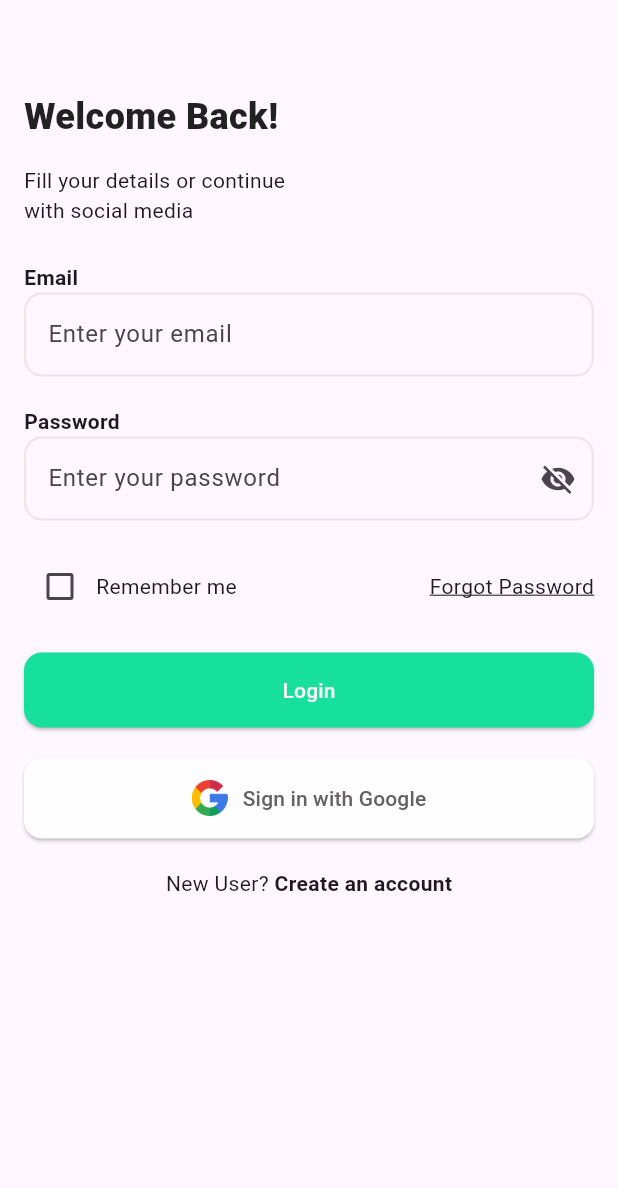
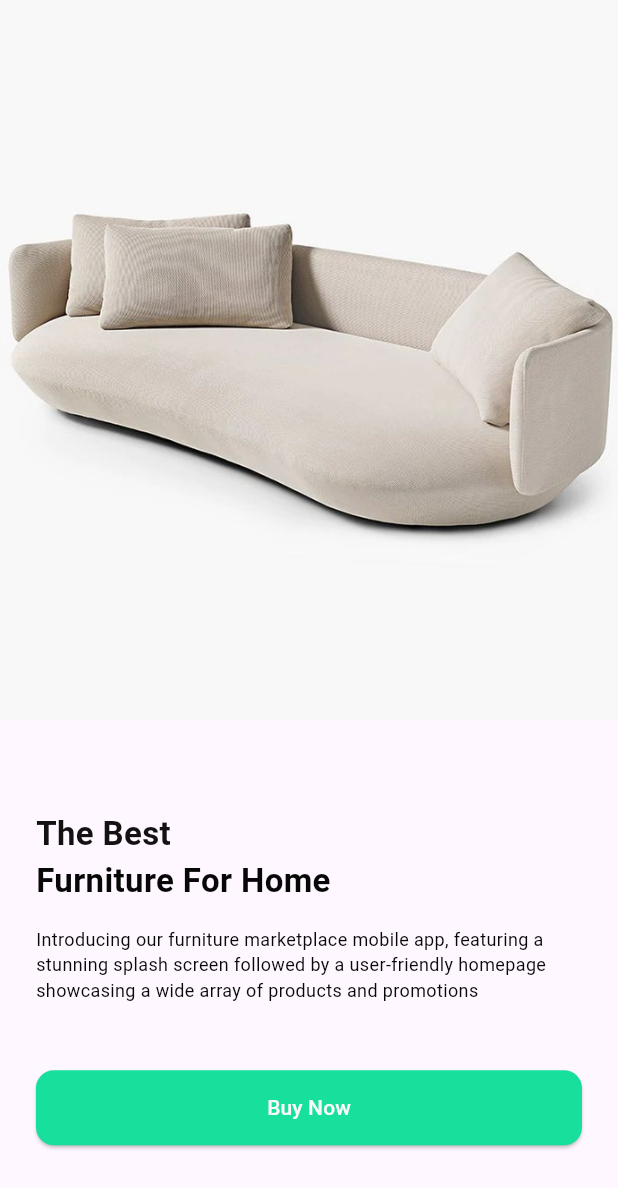
Before and after one commit to KALU56/friday_code_night, a Flutter app: the screen it shows after launch, on a phone screen of 412 x 824 dp. Shown: the top 1188 px of the screen. Run offline on Flutter 3.47's test engine with Material 3 defaults, Android fonts, the phone set to English and light mode, and no system bars; our stand-ins replace google_fonts.

Commit message:
feat:finish welcome page

```diff
--- a/authpage/lib/core/assets.dart
+++ b/authpage/lib/core/assets.dart
@@ -3,4 +3,5 @@ class Assets {
   static const googleImage = 'assets/images/google.png';
   static const githubImage = 'assets/images/github.png';
   static const facebookImage = 'assets/images/facebook.png';
+  static const sofa1Image = 'assets/images/welSofa.png';
 }
--- a/authpage/lib/main.dart
+++ b/authpage/lib/main.dart
@@ -1,6 +1,7 @@
 import 'package:flutter/material.dart';
 import 'Auth/login.dart';
 import 'Auth/signup.dart';
+import 'screens/welcome.dart';
 
 void main() {
   runApp(const MyAuth());
@@ -14,10 +15,11 @@ class MyAuth extends StatelessWidget {
     return MaterialApp(
 
       title: 'Auth Page',
-      initialRoute: '/Login',
+      initialRoute: '/welcome',
       routes: {
         '/Login': (context) => const Login(),
         '/Signup': (context) => const Signup(),
+        '/welcome':(context) => const Welcome(),
       },
 
 
--- /dev/null
+++ b/authpage/lib/screens/welcome.dart
@@ -0,0 +1,87 @@
+import 'package:flutter/material.dart';
+import '../core/assets.dart';
+
+class Welcome extends StatelessWidget {
+  const Welcome({super.key});
+
+  @override
+  Widget build(BuildContext context) {
+    final screenWidth = MediaQuery.of(context).size.width;
+
+    return Scaffold(
+      body: SizedBox.expand(
+        child: Column(
+          crossAxisAlignment: CrossAxisAlignment.start,
+          mainAxisAlignment: MainAxisAlignment.start,
+          children: [
+            Container(
+              width: screenWidth,
+              height: 480,
+              decoration: BoxDecoration(
+                image: DecorationImage(
+                  image: AssetImage(Assets.sofa1Image),
+                  fit: BoxFit.cover,
+                ),
+              ),
+            ),
+            Expanded(
+              child: Padding(
+                padding: const EdgeInsets.symmetric(horizontal: 24.0),
+                child: Column(
+                  crossAxisAlignment:
+                      CrossAxisAlignment.start,
+                  mainAxisAlignment: MainAxisAlignment.center,
+                  children: [
+                    const Text(
+                      'The Best',
+                      style: TextStyle(
+                        color: Color.fromARGB(255, 19, 17, 17),
+                        fontSize: 22,
+                        fontWeight: FontWeight.bold,
+                      ),
+                    ),
+                    const Text(
+                      'Furniture For Home',
+                      style: TextStyle(
+                        color: Color.fromARGB(255, 7, 7, 7),
+                        fontSize: 22,
+                        fontWeight: FontWeight.bold,
+                      ),
+                    ),
+                    const SizedBox(height: 15),
+                    const Text(
+                      'Introducing our furniture marketplace mobile app, featuring a stunning splash screen followed by a user-friendly homepage showcasing a wide array of products and promotions',
+                      style: TextStyle(
+                        color: Color.fromARGB(255, 7, 7, 7),
+                        fontSize: 12,
+
+                      ),
+                    ),
+                    const SizedBox(height: 45),
+                    Center(
+                      child: ElevatedButton(
+                        onPressed: () {
+                          Navigator.pushNamed(context, '/signup');
+                        },
+                        style: ElevatedButton.styleFrom(
+                          backgroundColor: const Color.fromARGB(255, 23, 223, 156),
+                          foregroundColor: const Color.fromARGB(255, 250, 249, 249),
+                             minimumSize: const Size(double.infinity, 50),
+                            shape: RoundedRectangleBorder(
+                              borderRadius: BorderRadius.circular(12),
+                            ),
+
+                        ),
+                        child: const Text('Buy Now'),
+                      ),
+                    ),
+                  ],
+                ),
+              ),
+            ),
+          ],
+        ),
+      ),
+    );
+  }
+}
```
Also changed, not shown: authpage/lib/Auth/login.dart (+35 -4 lines), authpage/lib/Auth/signup.dart (+46 -6 lines), authpage/assets/images/welSofa.png (added), authpage/lib/screens/detal.dart (added), authpage/lib/screens/home.dart (added).
